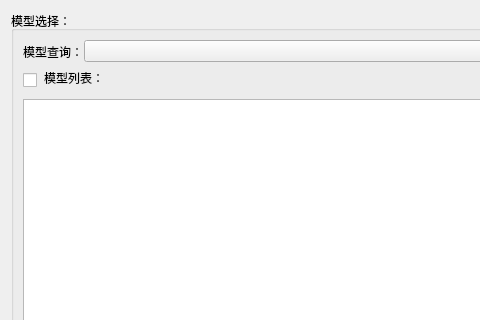
Qt form ui/DeleteModelsUI.ui (LianweiMa/DeeplearningSystem) before a commit; both pictures show x 0 to 480 and y 0 to 320 of the 730 by 631 pixel window.
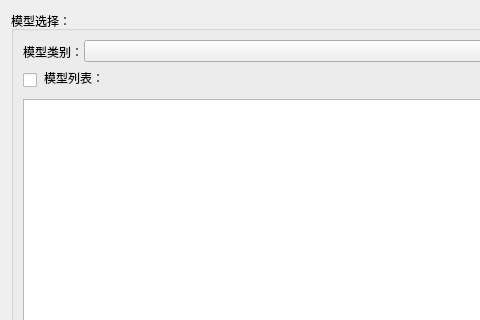
The same form after that commit.

The edit to the form file:
```diff
--- a/ui/DeleteModelsUI.ui
+++ b/ui/DeleteModelsUI.ui
@@ -73,7 +73,7 @@
                  </size>
                 </property>
                 <property name="text">
-                 <string>模型查询：</string>
+                 <string>模型类别：</string>
                 </property>
                </widget>
               </item>
```
